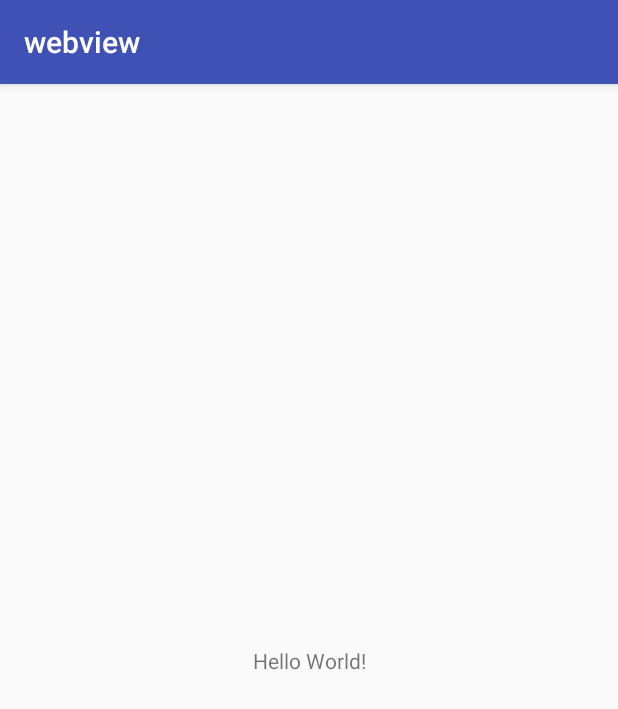
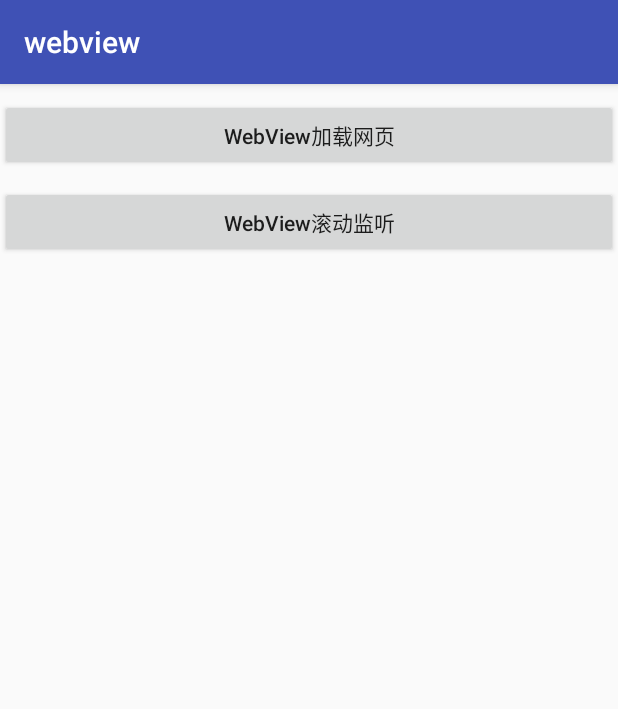
Before and after one commit to wjianchen13/AndroidWidget, an Android app: the screen it shows after launch (MainActivity), on a phone screen of 412 x 824 dp. Shown: the top 709 px of the screen. Run offline under Robolectric (Android 15) with nearby library versions, the phone set to English and light mode, and no system bars.

Commit message:
WebView用法添加和测试

```diff
--- a/webview/build.gradle
+++ b/webview/build.gradle
@@ -6,7 +6,7 @@ android {
 
     defaultConfig {
         applicationId "com.cold.webview"
-        minSdkVersion 15
+        minSdkVersion 21
         targetSdkVersion 25
         versionCode 1
         versionName "1.0"
--- a/webview/src/main/AndroidManifest.xml
+++ b/webview/src/main/AndroidManifest.xml
@@ -1,5 +1,7 @@
 <?xml version="1.0" encoding="utf-8"?>
 <manifest xmlns:android="http://schemas.android.com/apk/res/android" package="com.cold.webview">
+
+    <uses-permission  android:name="android.permission.INTERNET" />
 
     <application android:allowBackup="true" android:icon="@mipmap/ic_launcher"
         android:label="@string/app_name" android:roundIcon="@mipmap/ic_launcher_round"
@@ -11,6 +13,8 @@
                 <category android:name="android.intent.category.LAUNCHER" />
             </intent-filter>
         </activity>
+        <activity android:name=".BaseActivity"/>
+        <activity android:name=".ScrollActivity"/>
     </application>
 
 </manifest>
--- a/webview/src/main/res/layout/activity_main.xml
+++ b/webview/src/main/res/layout/activity_main.xml
@@ -1,13 +1,27 @@
 <?xml version="1.0" encoding="utf-8"?>
-<android.support.constraint.ConstraintLayout
-    xmlns:android="http://schemas.android.com/apk/res/android"
-    xmlns:app="http://schemas.android.com/apk/res-auto"
-    xmlns:tools="http://schemas.android.com/tools" android:layout_width="match_parent"
-    android:layout_height="match_parent" tools:context="com.cold.webview.MainActivity">
+<RelativeLayout xmlns:android="http://schemas.android.com/apk/res/android"
+    android:layout_width="fill_parent"
+    android:layout_height="fill_parent"
+    android:orientation="vertical"
+    android:background="#00000000">
 
-    <TextView android:layout_width="wrap_content" android:layout_height="wrap_content"
-        android:text="Hello World!" app:layout_constraintBottom_toBottomOf="parent"
-        app:layout_constraintLeft_toLeftOf="parent" app:layout_constraintRight_toRightOf="parent"
-        app:layout_constraintTop_toTopOf="parent" />
+    <Button
+        android:id="@+id/btn_base"
+        android:layout_width="match_parent"
+        android:layout_height="wrap_content"
+        android:layout_marginTop="10dp"
+        android:textAllCaps="false"
+        android:onClick="testBase"
+        android:text="WebView加载网页"/>
 
-</android.support.constraint.ConstraintLayout>
+    <Button
+        android:id="@+id/btn_scroll"
+        android:layout_width="match_parent"
+        android:layout_height="wrap_content"
+        android:layout_below="@id/btn_base"
+        android:layout_marginTop="10dp"
+        android:textAllCaps="false"
+        android:onClick="testScroll"
+        android:text="WebView滚动监听"/>
+
+</RelativeLayout>
```
Also changed, not shown: webview/src/main/java/com/cold/webview/BaseActivity.java (added, +125 -0 lines), webview/src/main/java/com/cold/webview/MainActivity.java (+36 -2 lines), webview/src/main/java/com/cold/webview/MyWebView.java (added, +46 -0 lines), webview/src/main/java/com/cold/webview/ScrollActivity.java (added, +90 -0 lines), webview/src/main/java/com/cold/webview/ScrollChangedListener.java (added, +10 -0 lines), webview/src/main/res/layout/activity_base.xml (added, +22 -0 lines), webview/src/main/res/layout/activity_scroll.xml (added, +23 -0 lines), 1 other file.
